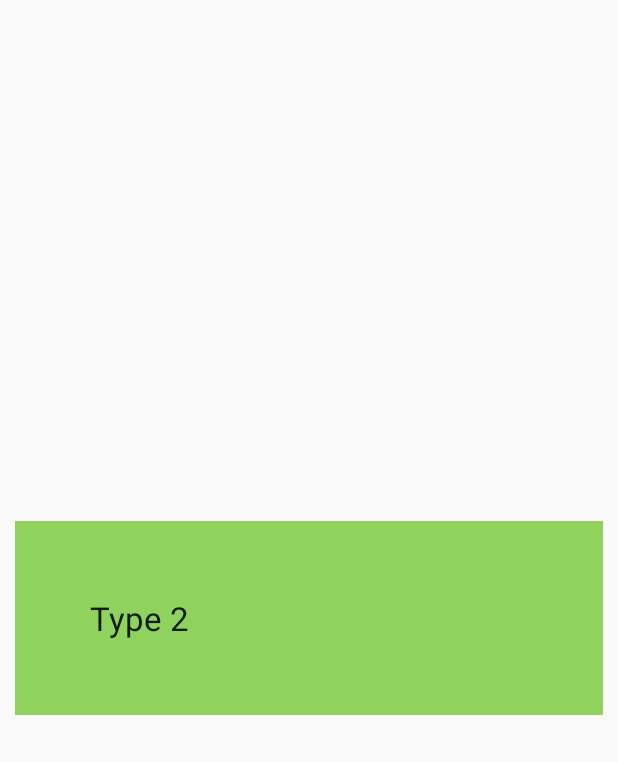
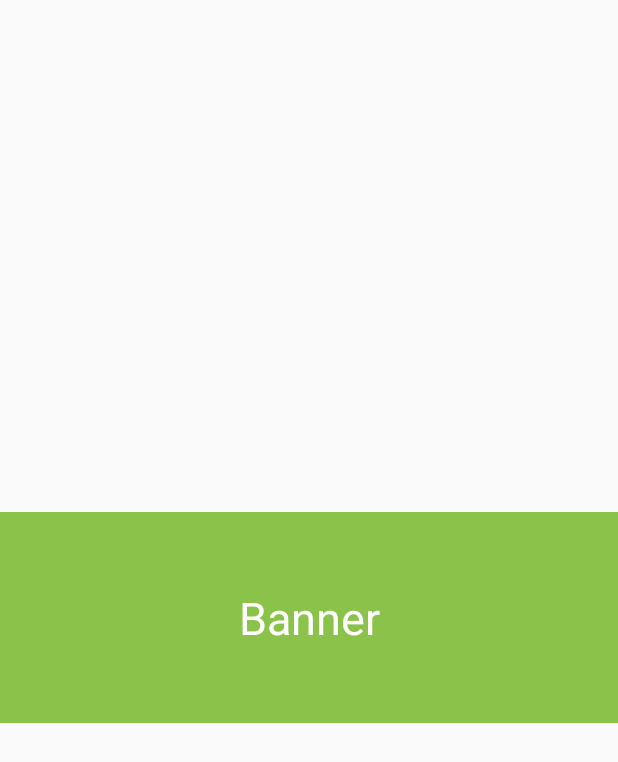
Before and after one commit to ArthurSav/Least, an Android app: the layout layout_banner.xml on its own in the app's theme, with its tools: preview values and no code run, on a phone screen of 412 x 824 dp. Shown: the top 762 px of the screen. Run offline under Robolectric (Android 15) with nearby library versions, the phone set to English and light mode, and no system bars.

Commit message:
- Small examples updates

```diff
--- a/app/src/main/res/layout/activity_main.xml
+++ b/app/src/main/res/layout/activity_main.xml
@@ -2,10 +2,6 @@
                 xmlns:tools="http://schemas.android.com/tools"
                 android:layout_width="match_parent"
                 android:layout_height="match_parent"
-                android:paddingLeft="@dimen/activity_horizontal_margin"
-                android:paddingRight="@dimen/activity_horizontal_margin"
-                android:paddingTop="@dimen/activity_vertical_margin"
-                android:paddingBottom="@dimen/activity_vertical_margin"
                 tools:context=".MainActivity">
 
     <io.c0nnector.github.leastview.LeastView
--- a/app/src/main/res/layout/layout_banner.xml
+++ b/app/src/main/res/layout/layout_banner.xml
@@ -1,17 +1,20 @@
 <?xml version="1.0" encoding="utf-8"?>
 <RelativeLayout xmlns:android="http://schemas.android.com/apk/res/android"
                 android:layout_width="match_parent"
-                android:layout_height="match_parent">
+                android:layout_height="match_parent"
+                xmlns:tools="http://schemas.android.com/tools">
 
     <TextView
         android:layout_width="match_parent"
         android:layout_height="wrap_content"
         android:textAppearance="?android:attr/textAppearanceLarge"
-        android:text="Type 2"
         android:id="@+id/textView2"
         android:layout_centerHorizontal="true"
         android:layout_centerVertical="true"
         android:padding="50dp"
-        android:background="#8fd35e"
-        android:layout_margin="10dp"/>
+        android:background="#8BC34A"
+        android:textColor="#fff"
+        android:textSize="30dp"
+        tools:text="Banner"
+        android:gravity="center"/>
 </RelativeLayout>
```
Also changed, not shown: app/src/main/res/layout/layout_user.xml (+7 -4 lines).
